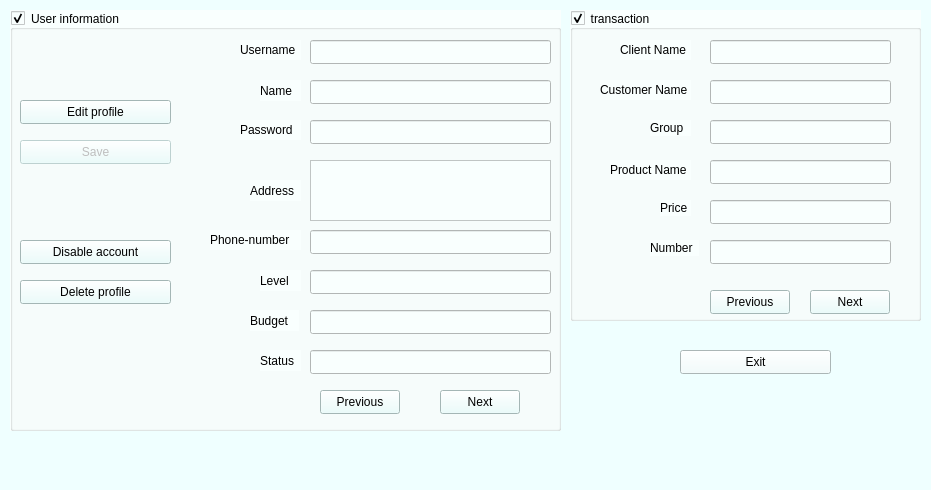
This is Login_And_Admin/admin.ui in AP-projects-4001/esm-nadarim as Qt 5 draws it before an edit. The edited form follows.
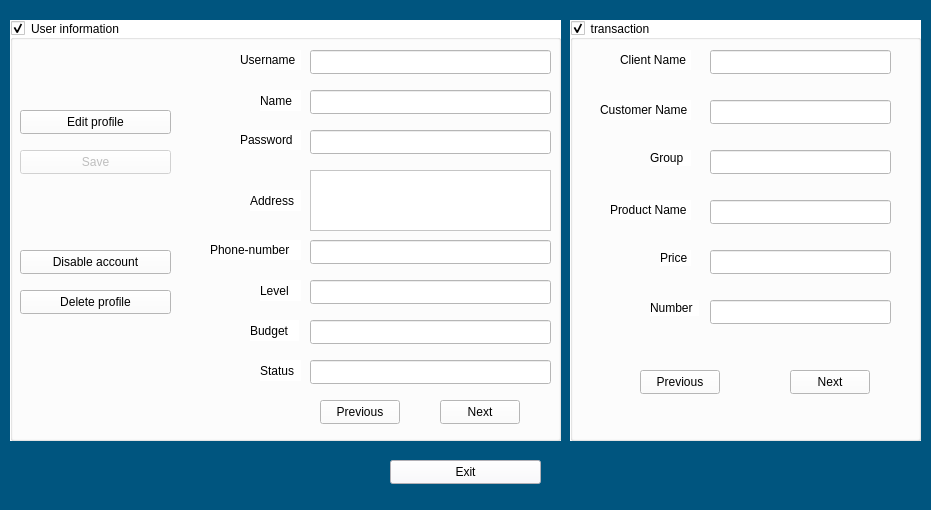
This is the edited form.

Diff of the .ui file:
```diff
--- a/Login_And_Admin/admin.ui
+++ b/Login_And_Admin/admin.ui
@@ -7,7 +7,7 @@
     <x>0</x>
     <y>0</y>
     <width>931</width>
-    <height>490</height>
+    <height>510</height>
    </rect>
   </property>
   <property name="minimumSize">
@@ -18,28 +18,29 @@
   </property>
   <property name="maximumSize">
    <size>
-    <width>940</width>
-    <height>490</height>
+    <width>16777215</width>
+    <height>16777215</height>
    </size>
   </property>
   <property name="windowTitle">
    <string>Admin</string>
   </property>
   <property name="styleSheet">
-   <string notr="true">background-color: rgb(239, 255, 255);</string>
+   <string notr="true">background-color: rgb(0, 85, 127);
+</string>
   </property>
   <widget class="QWidget" name="centralwidget">
    <widget class="QGroupBox" name="groupBox">
     <property name="geometry">
      <rect>
       <x>10</x>
-      <y>10</y>
+      <y>20</y>
       <width>551</width>
       <height>421</height>
      </rect>
     </property>
     <property name="styleSheet">
-     <string notr="true">background-color: rgb(249, 255, 254);
+     <string notr="true">background-color: rgb(255, 255, 255);
 </string>
     </property>
     <property name="title">
@@ -161,7 +162,7 @@
       <bool>false</bool>
      </property>
      <property name="styleSheet">
-      <string notr="true">background-color: rgb(230, 255, 253);</string>
+      <string notr="true"/>
      </property>
      <property name="text">
       <string>Next</string>
@@ -177,7 +178,7 @@
       </rect>
      </property>
      <property name="styleSheet">
-      <string notr="true">background-color: rgb(230, 255, 253);</string>
+      <string notr="true"/>
      </property>
      <property name="text">
       <string>Previous</string>
@@ -193,7 +194,7 @@
       </rect>
      </property>
      <property name="styleSheet">
-      <string notr="true">background-color: rgb(230, 255, 253);</string>
+      <string notr="true"/>
      </property>
      <property name="text">
       <string>Delete profile</string>
@@ -209,7 +210,7 @@
       </rect>
      </property>
      <property name="styleSheet">
-      <string notr="true">background-color: rgb(230, 255, 253);</string>
+      <string notr="true"/>
      </property>
      <property name="text">
       <string>Edit profile</string>
@@ -245,7 +246,7 @@
       </font>
      </property>
      <property name="styleSheet">
-      <string notr="true">background-color: rgb(230, 255, 253);</string>
+      <string notr="true"/>
      </property>
      <property name="text">
       <string>Save</string>
@@ -387,7 +388,7 @@
       </rect>
      </property>
      <property name="styleSheet">
-      <string notr="true">background-color: rgb(230, 255, 253);</string>
+      <string notr="true"/>
      </property>
      <property name="text">
       <string>Disable account</string>
@@ -398,13 +399,13 @@
     <property name="geometry">
      <rect>
       <x>570</x>
-      <y>10</y>
+      <y>20</y>
       <width>351</width>
-      <height>311</height>
+      <height>421</height>
      </rect>
     </property>
     <property name="styleSheet">
-     <string notr="true">background-color: rgb(249, 255, 254);</string>
+     <string notr="true">background-color: rgb(255, 255, 255);</string>
     </property>
     <property name="title">
      <string>transaction</string>
@@ -429,7 +430,7 @@
      <property name="geometry">
       <rect>
        <x>140</x>
-       <y>70</y>
+       <y>80</y>
        <width>181</width>
        <height>24</height>
       </rect>
@@ -442,7 +443,7 @@
      <property name="geometry">
       <rect>
        <x>140</x>
-       <y>110</y>
+       <y>130</y>
        <width>181</width>
        <height>24</height>
       </rect>
@@ -455,7 +456,7 @@
      <property name="geometry">
       <rect>
        <x>140</x>
-       <y>150</y>
+       <y>180</y>
        <width>181</width>
        <height>24</height>
       </rect>
@@ -468,7 +469,7 @@
      <property name="geometry">
       <rect>
        <x>140</x>
-       <y>190</y>
+       <y>230</y>
        <width>181</width>
        <height>24</height>
       </rect>
@@ -494,7 +495,7 @@
      <property name="geometry">
       <rect>
        <x>30</x>
-       <y>70</y>
+       <y>80</y>
        <width>91</width>
        <height>20</height>
       </rect>
@@ -507,7 +508,7 @@
      <property name="geometry">
       <rect>
        <x>40</x>
-       <y>150</y>
+       <y>180</y>
        <width>81</width>
        <height>20</height>
       </rect>
@@ -520,7 +521,7 @@
      <property name="geometry">
       <rect>
        <x>90</x>
-       <y>190</y>
+       <y>230</y>
        <width>31</width>
        <height>16</height>
       </rect>
@@ -533,7 +534,7 @@
      <property name="geometry">
       <rect>
        <x>80</x>
-       <y>230</y>
+       <y>280</y>
        <width>49</width>
        <height>16</height>
       </rect>
@@ -545,14 +546,14 @@
     <widget class="QPushButton" name="pushButton_9">
      <property name="geometry">
       <rect>
-       <x>240</x>
-       <y>280</y>
+       <x>220</x>
+       <y>350</y>
        <width>80</width>
        <height>24</height>
       </rect>
      </property>
      <property name="styleSheet">
-      <string notr="true">background-color: rgb(230, 255, 253);</string>
+      <string notr="true"/>
      </property>
      <property name="text">
       <string>Next</string>
@@ -561,14 +562,14 @@
     <widget class="QPushButton" name="pushButton_10">
      <property name="geometry">
       <rect>
-       <x>140</x>
-       <y>280</y>
+       <x>70</x>
+       <y>350</y>
        <width>80</width>
        <height>24</height>
       </rect>
      </property>
      <property name="styleSheet">
-      <string notr="true">background-color: rgb(230, 255, 253);</string>
+      <string notr="true"/>
      </property>
      <property name="text">
       <string>Previous</string>
@@ -578,7 +579,7 @@
      <property name="geometry">
       <rect>
        <x>140</x>
-       <y>230</y>
+       <y>280</y>
        <width>181</width>
        <height>24</height>
       </rect>
@@ -591,7 +592,7 @@
      <property name="geometry">
       <rect>
        <x>80</x>
-       <y>110</y>
+       <y>130</y>
        <width>41</width>
        <height>16</height>
       </rect>
@@ -604,14 +605,17 @@
    <widget class="QPushButton" name="pushButton_6">
     <property name="geometry">
      <rect>
-      <x>680</x>
-      <y>350</y>
+      <x>390</x>
+      <y>460</y>
       <width>151</width>
       <height>24</height>
      </rect>
     </property>
     <property name="styleSheet">
      <string notr="true">font: 700 9pt &quot;Segoe UI&quot;;
+background-color: rgbrgb(0, 82, 127);
+background-color: rgb(249, 247, 255);
+
 </string>
     </property>
     <property name="text">
```
